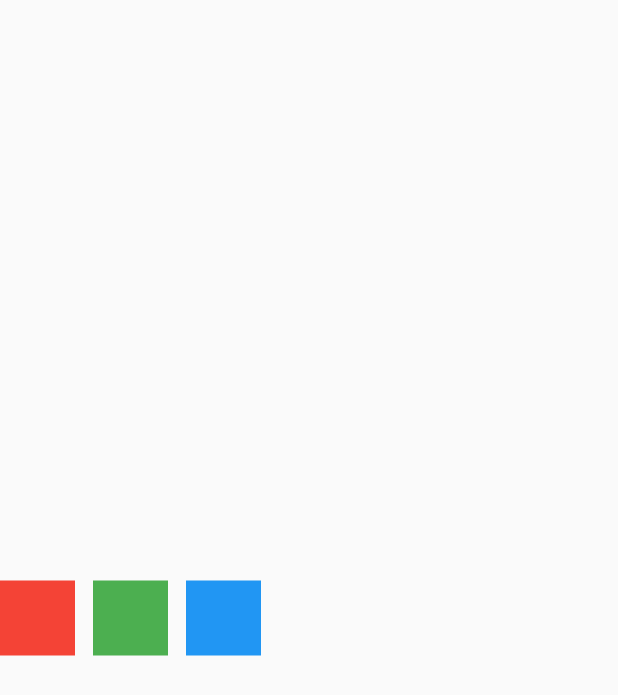
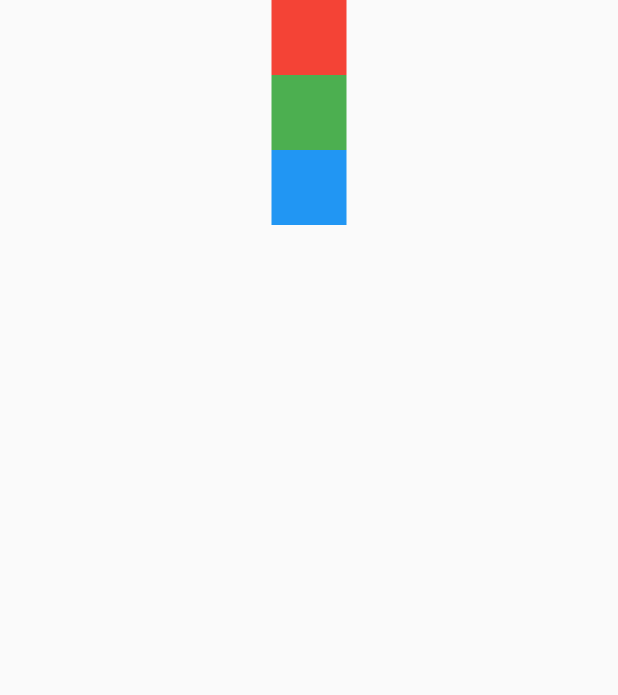
Before and after one commit to qminlee723/flutter_pjt, a Flutter app: the screen it shows after launch, on a phone screen of 412 x 824 dp. Shown: the top 695 px of the screen. Run offline on Flutter 3.47's test engine with Material 2 defaults, Android fonts, the phone set to English and light mode, and no system bars.

Commit message:
5.6.2 Column Widget

```diff
--- a/flutter_prac/lib/main.dart
+++ b/flutter_prac/lib/main.dart
@@ -277,19 +277,70 @@ import 'package:flutter/material.dart';
 
 
 // 5.6 배치 관련 위젯
+// 5.6.1 Row 위젯
+
+// void main() {
+//   runApp(RowWidgetExample());
+// }
+
+// class RowWidgetExample extends StatelessWidget {
+//   @override
+//   Widget build(BuildContext context){
+//     return MaterialApp(
+//       home: Scaffold(
+//         body: SizedBox(
+//           height: double.infinity,
+//           child: Row(
+//             mainAxisAlignment: MainAxisAlignment.start,
+//               crossAxisAlignment: CrossAxisAlignment.center,
+//
+//               children: [
+//                 Container(
+//                   height: 50.0,
+//                   width: 50.0,
+//                   color: Colors.red,
+//                 ),
+//
+//                 const SizedBox(width: 12.0),
+//                 Container(
+//                   height: 50.0,
+//                   width: 50.0,
+//                   color: Colors.green,
+//                 ),
+//                 const SizedBox(width: 12.0),
+//                 Container(
+//                   height: 50.0,
+//                   width: 50.0,
+//                   color: Colors.blue,
+//                 )
+//               ],
+//           )
+//         )
+//       )
+//     );
+//   }
+// }
+
+// 5.6.2 Column 위젯
 void main() {
-  runApp(RowWidgetExample());
+  runApp(ColumnWidgetExample());
 }
-// 5.6.1 Row 위젯
-class RowWidgetExample extends StatelessWidget {
+
+class ColumnWidgetExample extends StatelessWidget {
   @override
-  Widget build(BuildContext context){
+  Widget build(BuildContext context) {
     return MaterialApp(
       home: Scaffold(
         body: SizedBox(
-          height: double.infinity,
-          child: Row(
+
+          // 너비를 최대한으로 설정
+          // 반대축에서 이동할 공간을 제공해주기 위해
+          width: double.infinity,
+          child: Column(
+
+            // 주축 정렬 지정
             mainAxisAlignment: MainAxisAlignment.start,
+            // 반대축 정렬
             crossAxisAlignment: CrossAxisAlignment.center,
 
             children: [
@@ -299,12 +350,14 @@ class RowWidgetExample extends StatelessWidget {
                 color: Colors.red,
               ),
 
+              // SizedBox는 일반적으로 공백을 생성할 때 사용
               const SizedBox(width: 12.0),
               Container(
                 height: 50.0,
                 width: 50.0,
                 color: Colors.green,
               ),
+
               const SizedBox(width: 12.0),
               Container(
                 height: 50.0,
```
Lines whose indentation alone changed are shown as unchanged.
